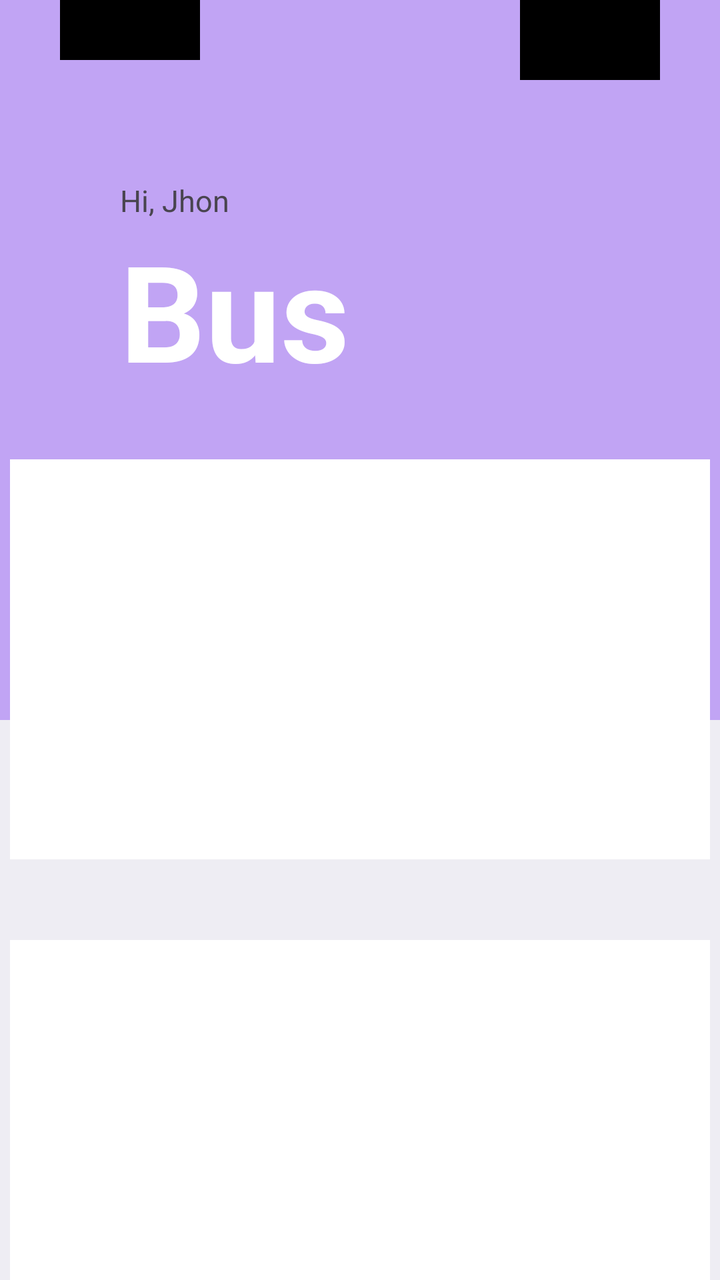
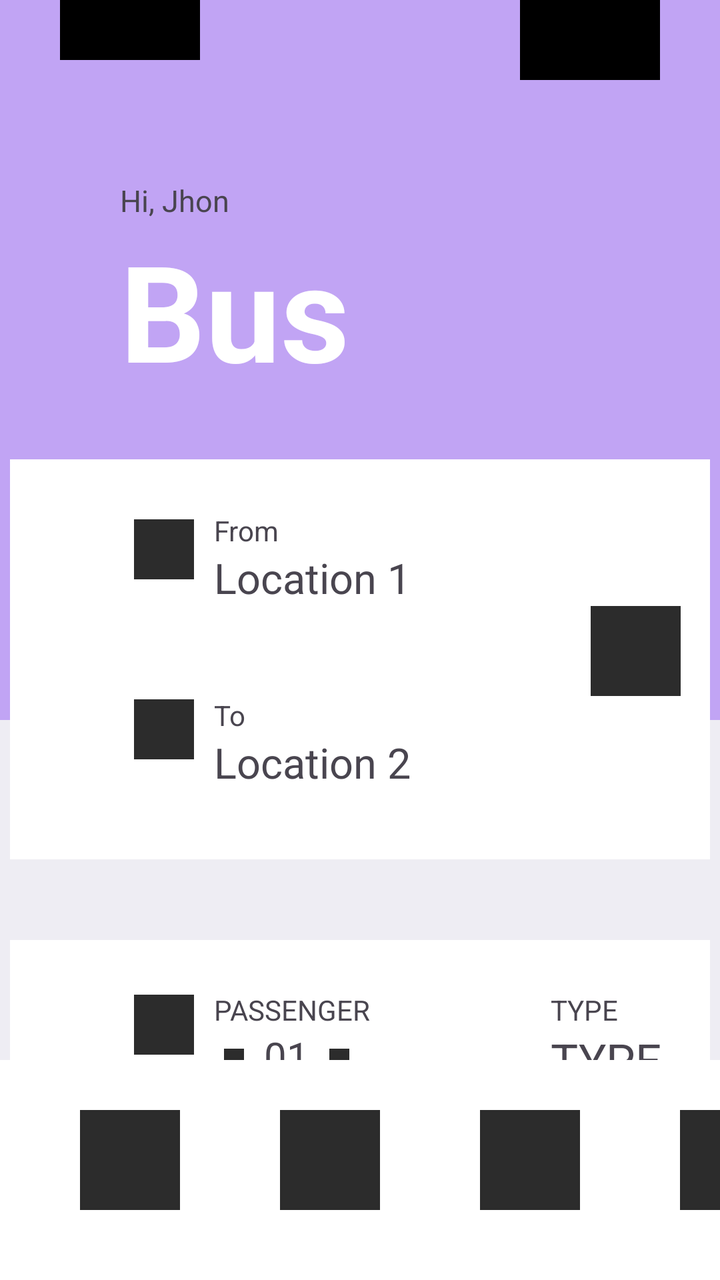

Two renders of the same Android screen: before a commit and after it. Below are the layout's source before the change and the commit's diff.
<!-- AndroidManifest.xml: application theme Theme.MyApp -->
<!-- res/layout/seach_bus_layout.xml -->
<?xml version="1.0" encoding="utf-8"?>
<RelativeLayout xmlns:android="http://schemas.android.com/apk/res/android"
    xmlns:app="http://schemas.android.com/apk/res-auto"
    xmlns:tools="http://schemas.android.com/tools"
    android:id="@+id/main"
    android:layout_width="match_parent"
    android:layout_height="match_parent"
    tools:context=".SeachBusActivity"
    android:background="#EEEDF3"
    >


    <View
        android:id="@+id/box1"
        android:layout_width="match_parent"
        android:layout_height="360dp"
        android:background="#C1A4F4"/>

    <ImageView
        android:id="@+id/icon1"
        android:layout_width="70dp"
        android:layout_height="30dp"
        android:background="@color/black"
        android:layout_marginLeft="30dp"
        />

    <ImageView
        android:layout_marginRight="30dp"
        android:id="@+id/icon2"
        android:layout_width="70dp"
        android:layout_height="40dp"
        android:background="@color/black"
        android:layout_alignParentEnd="true"/>
    
    <TextView
        android:id="@+id/text1"
        android:layout_below="@id/icon1"
        android:layout_width="wrap_content"
        android:layout_height="wrap_content"
        android:text="Hi, Jhon"
        android:textSize="15sp"
        android:layout_marginTop="60dp"
        android:layout_marginLeft="60dp"
        />


    <TextView
        android:id="@+id/text2"
        android:layout_below="@id/text1"
        android:layout_width="wrap_content"
        android:layout_height="wrap_content"
        android:text="Bus"
        android:textSize="67sp"
        android:layout_marginLeft="60dp"
        android:textColor="@color/white"
        android:textStyle="bold"
        />

    <View
        android:id="@+id/box2"
        android:layout_below="@id/text2"
        android:layout_width="350dp"
        android:layout_height="200dp"
        android:background="@color/white"
        android:layout_marginTop="30dp"
        android:layout_centerHorizontal="true"
        />

    <View
        android:id="@+id/box3"
        android:layout_below="@id/box1"
        android:layout_width="350dp"
        android:layout_height="200dp"
        android:background="@color/white"
        android:layout_marginTop="110dp"
        android:layout_centerHorizontal="true"
        />


</RelativeLayout>
<!-- resources referenced by this layout -->
<resources>
  <color name="black">#FF000000</color>
  <color name="white">#FFFFFFFF</color>
  <style name="Theme.MyApp" parent="Base.Theme.MyApp" />
  <style name="Base.Theme.MyApp" parent="Theme.Material3.DayNight.NoActionBar">
          
          
      </style>
</resources>

<!-- the commit's change to res/layout/seach_bus_layout.xml (unified diff, before → after) -->
@@ -14,7 +14,8 @@
         android:id="@+id/box1"
         android:layout_width="match_parent"
         android:layout_height="360dp"
-        android:background="#C1A4F4"/>
+        android:background="#C1A4F4"
+        />
 
     <ImageView
         android:id="@+id/icon1"
@@ -22,6 +23,7 @@
         android:layout_height="30dp"
         android:background="@color/black"
         android:layout_marginLeft="30dp"
+
         />
 
     <ImageView
@@ -64,6 +66,74 @@
         android:background="@color/white"
         android:layout_marginTop="30dp"
         android:layout_centerHorizontal="true"
+
+        />
+        <ImageView
+            android:id="@+id/icon3"
+            android:layout_below="@id/text2"
+            android:layout_marginTop="60dp"
+            android:layout_marginLeft="67dp"
+            android:layout_width="30dp"
+            android:layout_height="30dp"
+            android:background="#2c2c2c"
+            />
+        <TextView
+            android:id="@id/text3"
+            android:layout_width="wrap_content"
+            android:layout_height="wrap_content"
+            android:text="From"
+            android:layout_below="@id/text2"
+            android:layout_toRightOf="@id/icon3"
+            android:layout_marginLeft="10dp"
+            android:layout_marginTop="56dp"
+            />
+    <TextView
+        android:id="@+id/text4"
+        android:layout_width="wrap_content"
+        android:layout_height="wrap_content"
+        android:text="Location 1"
+        android:layout_below="@id/text3"
+        android:layout_toRightOf="@id/icon3"
+        android:layout_marginLeft="10dp"
+        android:textSize="21dp"
+        />
+
+        <ImageView
+            android:id="@+id/icon5"
+            android:layout_below="@id/text4"
+            android:layout_toRightOf="@id/text4"
+            android:layout_marginLeft="90dp"
+            android:layout_width="45dp"
+            android:layout_height="45dp"
+            android:background="#2c2c2c"/>
+    <ImageView
+        android:id="@+id/icon4"
+        android:layout_below="@id/icon3"
+        android:layout_marginTop="60dp"
+        android:layout_marginLeft="67dp"
+        android:layout_width="30dp"
+        android:layout_height="30dp"
+        android:background="#2c2c2c"
+        />
+    <TextView
+        android:id="@id/text5"
+        android:layout_width="wrap_content"
+        android:layout_height="wrap_content"
+        android:text="To"
+        android:layout_below="@id/text4"
+        android:layout_toRightOf="@id/icon3"
+        android:layout_marginLeft="10dp"
+        android:layout_marginTop="45dp"
+        />
+    <TextView
+        android:id="@+id/text6"
+        android:layout_width="wrap_content"
+        android:layout_height="wrap_content"
+        android:text="Location 2"
+        android:layout_below="@id/text5"
+        android:layout_toRightOf="@id/icon3"
+        android:layout_marginLeft="10dp"
+        android:textSize="21dp"
         />
 
     <View
@@ -76,5 +146,165 @@
         android:layout_centerHorizontal="true"
         />
 
+    <ImageView
+        android:id="@+id/icon6"
+        android:layout_below="@id/text6"
+        android:layout_marginTop="102dp"
+        android:layout_marginLeft="67dp"
+        android:layout_width="30dp"
+        android:layout_height="30dp"
+        android:background="#2c2c2c"
+        />
+    <TextView
+        android:id="@+id/text7"
+        android:layout_width="wrap_content"
+        android:layout_height="wrap_content"
+        android:text="PASSENGER"
+        android:layout_below="@id/text6"
+        android:layout_toRightOf="@id/icon6"
+        android:layout_marginLeft="10dp"
+        android:layout_marginTop="100dp"
+        />
+    <TextView
+        android:id="@+id/text8"
+        android:layout_width="wrap_content"
+        android:layout_height="wrap_content"
+        android:text="TYPE"
+        android:layout_below="@id/text6"
+        android:layout_toRightOf="@id/text7"
+        android:layout_marginLeft="90dp"
+        android:layout_marginTop="100dp"
+        />
+    <ImageView
+        android:id="@+id/icon7"
+        android:layout_below="@id/text7"
+        android:layout_toRightOf="@id/icon6"
+        android:layout_width="10dp"
+        android:layout_marginLeft="15dp"
+        android:layout_height="10dp"
+        android:background="#2c2c2c"
+        android:layout_marginTop="10dp"
+        />
+    <TextView
+        android:id="@+id/text9"
+        android:layout_width="wrap_content"
+        android:layout_height="wrap_content"
+        android:text="01"
+        android:textSize="20sp"
+        android:layout_below="@id/text7"
+        android:layout_toRightOf="@id/icon7"
+        android:layout_marginLeft="10dp"
+        />
+    <ImageView
+        android:id="@+id/icon8"
+        android:layout_below="@id/text7"
+        android:layout_toRightOf="@id/text9"
+        android:layout_width="10dp"
+        android:layout_marginLeft="10dp"
+        android:layout_height="10dp"
+        android:background="#2c2c2c"
+        android:layout_marginTop="10dp"
+        />
+    <TextView
+        android:id="@+id/text10"
+        android:layout_width="wrap_content"
+        android:layout_height="wrap_content"
+        android:text="TYPE"
+        android:textSize="23sp"
+        android:layout_below="@id/text8"
+        android:layout_toRightOf="@id/text7"
+        android:layout_marginLeft="90dp"
+
+        />
+    <ImageView
+        android:id="@+id/icon9"
+        android:layout_below="@id/icon6"
+        android:layout_marginTop="72dp"
+        android:layout_marginLeft="67dp"
+        android:layout_width="30dp"
+        android:layout_height="30dp"
+        android:background="#2c2c2c"
+        />
+    <TextView
+        android:id="@+id/text11"
+        android:layout_width="wrap_content"
+        android:layout_height="wrap_content"
+        android:text="DEPART"
+        android:layout_below="@id/text10"
+        android:layout_toRightOf="@id/icon6"
+        android:layout_marginLeft="10dp"
+        android:layout_marginTop="52dp"
+        />
+    <TextView
+        android:id="@+id/text12"
+        android:layout_width="wrap_content"
+        android:layout_height="wrap_content"
+        android:text="Sun 3 Jun 2021"
+        android:layout_below="@id/text11"
+        android:layout_toRightOf="@id/icon6"
+        android:layout_marginLeft="10dp"
+        android:textSize="20sp"
+    />
+
+    <com.google.android.material.button.MaterialButton
+        android:id="@+id/button2"
+        android:layout_width="200dp"
+        android:layout_height="80dp"
+        android:layout_below="@id/box3"
+        android:layout_marginTop="30dp"
+        android:layout_centerHorizontal="true"
+        android:backgroundTint="@color/white"
+        android:hint="Create"
+        android:textColorHint="#C3A8F7" />
+
+    <View
+        android:id="@+id/box4"
+        android:layout_width="match_parent"
+        android:layout_height="110dp"
+        android:layout_alignParentBottom="true"
+        android:background="@color/white"
+        android:layout_centerHorizontal="true"
+        />
+
+
+    <ImageView
+            android:id="@+id/icon10"
+            android:layout_alignParentBottom="true"
+            android:layout_marginBottom="35dp"
+            android:layout_width="50dp"
+            android:layout_marginLeft="40dp"
+            android:layout_height="50dp"
+            android:background="#2c2c2c"
+            />
+    <ImageView
+        android:id="@+id/icon11"
+        android:layout_alignParentBottom="true"
+        android:layout_marginBottom="35dp"
+        android:layout_toRightOf="@id/icon10"
+        android:layout_width="50dp"
+        android:layout_marginLeft="50dp"
+        android:layout_height="50dp"
+        android:background="#2c2c2c"
+        />
+    <ImageView
+        android:id="@+id/icon12"
+        android:layout_alignParentBottom="true"
+        android:layout_marginBottom="35dp"
+        android:layout_toRightOf="@id/icon11"
+        android:layout_width="50dp"
+        android:layout_marginLeft="50dp"
+        android:layout_height="50dp"
+        android:background="#2c2c2c"
+        />
+    <ImageView
+        android:id="@+id/icon13"
+        android:layout_alignParentBottom="true"
+        android:layout_marginBottom="35dp"
+        android:layout_toRightOf="@id/icon12"
+        android:layout_width="50dp"
+        android:layout_marginLeft="50dp"
+        android:layout_height="50dp"
+        android:background="#2c2c2c"
+        />
 
 </RelativeLayout>
